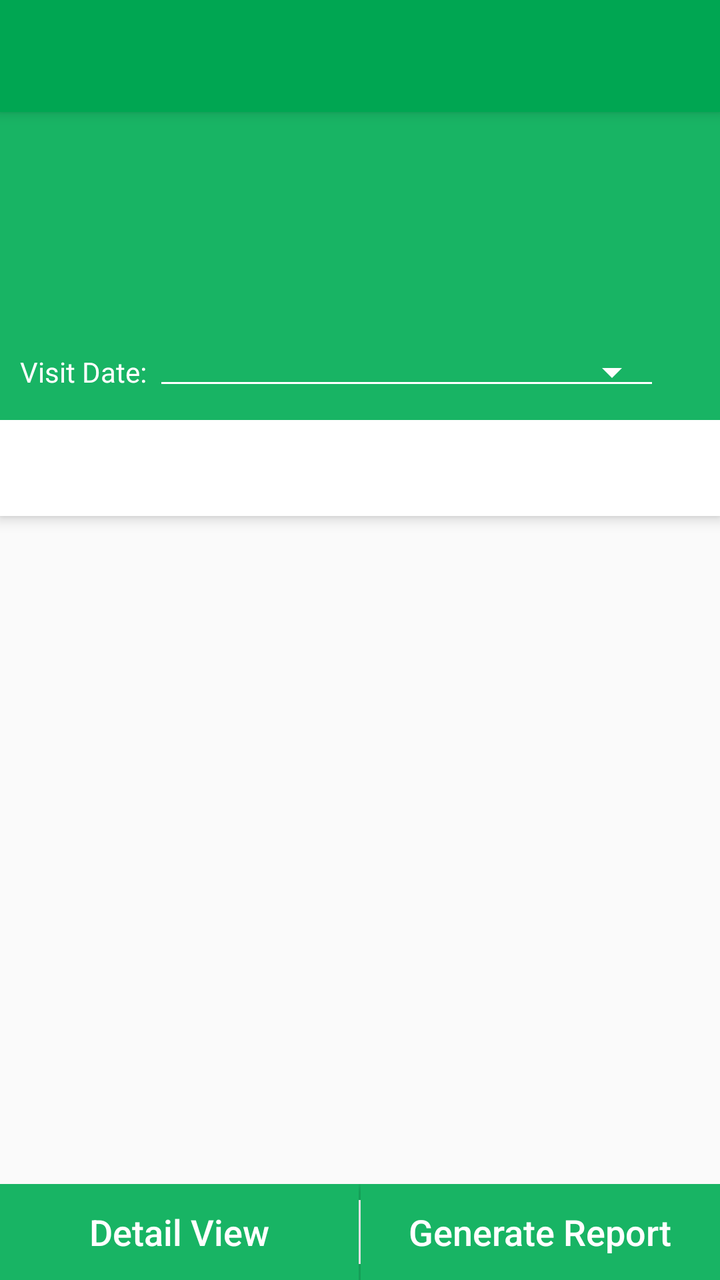
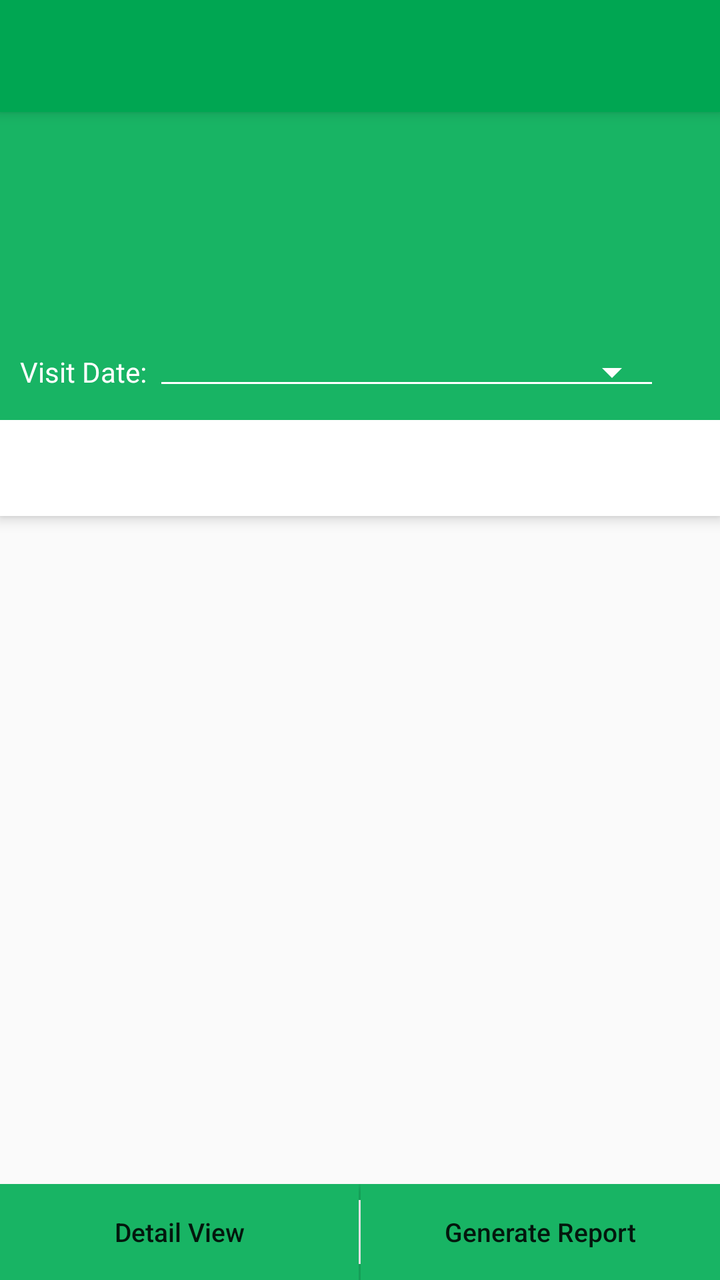

An Android layout rendered at two revisions. The XML below is the earlier revision; the diff shows what the commit changed to produce the second picture.
<!-- AndroidManifest.xml: application theme AppTheme -->
<!-- res/layout/daywise_tabs.xml -->
<?xml version="1.0" encoding="utf-8"?>
<androidx.drawerlayout.widget.DrawerLayout xmlns:android="http://schemas.android.com/apk/res/android"
    xmlns:app="http://schemas.android.com/apk/res-auto"
    xmlns:tools="http://schemas.android.com/tools"
    android:id="@+id/drawer_layout"
    android:layout_width="match_parent"
    android:layout_height="match_parent"
    tools:openDrawer="start">
    <androidx.coordinatorlayout.widget.CoordinatorLayout xmlns:android="http://schemas.android.com/apk/res/android"
        xmlns:app="http://schemas.android.com/apk/res-auto"
        android:layout_width="match_parent"
        android:layout_height="match_parent">

        <com.google.android.material.appbar.AppBarLayout
            android:layout_width="match_parent"
            android:layout_height="wrap_content"
            android:theme="@style/ThemeOverlay.AppCompat.Dark.ActionBar">
            <androidx.appcompat.widget.Toolbar
                android:id="@+id/toolbar1"
                android:layout_width="match_parent"
                android:layout_height="?attr/actionBarSize"
                android:background="@color/colorGreen"
                app:layout_scrollFlags="scroll|enterAlways"
                android:elevation="4dp"
                app:layout_collapseMode="pin"
                app:popupTheme="@style/ThemeOverlay.AppCompat.Light" />

                <LinearLayout
                    android:layout_width="match_parent"
                    android:layout_height="wrap_content"
                    android:paddingLeft="10dp"
                    android:paddingTop="10dp"
                    android:background="#18b464"
                    android:orientation="vertical"
                    >
                    <LinearLayout
                        android:id="@+id/planidlayout"
                        android:layout_width="match_parent"
                        android:layout_height="wrap_content"
                        android:paddingTop="5dp"
                        android:orientation="horizontal">

                        <TextView
                            android:id="@+id/planidtext"
                            android:layout_width="wrap_content"
                            android:layout_height="wrap_content"
                            android:textColor="#fff"

                            />
                    </LinearLayout>
                    <LinearLayout
                        android:id="@+id/list"
                        android:layout_width="match_parent"
                        android:layout_height="wrap_content"
                        android:paddingTop="5dp"
                        android:orientation="horizontal">

                        <TextView
                            android:id="@+id/visiteddate"
                            android:layout_width="wrap_content"
                            android:layout_height="wrap_content"
                            android:textColor="#fff"

                            />
                    </LinearLayout>
                    <LinearLayout
                        android:layout_width="match_parent"
                        android:layout_height="wrap_content"
                        android:paddingTop="5dp"
                        android:orientation="horizontal">

                        <TextView
                            android:id="@+id/teamtext"
                            android:textColor="#fff"
                            android:layout_width="wrap_content"
                            android:layout_height="wrap_content"

                            />

                    </LinearLayout>
                    <LinearLayout
                        android:layout_width="match_parent"
                        android:layout_height="wrap_content"
                        android:paddingTop="5dp"
                        android:orientation="horizontal">

                        <TextView
                            android:id="@+id/totalvisittext"
                            android:textColor="#fff"
                            android:layout_width="wrap_content"
                            android:layout_height="wrap_content"
                            />

                    </LinearLayout>
                    <LinearLayout
                        android:layout_width="match_parent"
                        android:layout_height="wrap_content"
                        android:orientation="horizontal"
                        android:id="@+id/HCSstatus_layout">
                        <TextView
                            android:id="@+id/hcestatuslabel"
                            android:layout_width="wrap_content"
                            android:layout_height="wrap_content"
                            android:layout_gravity="center"
                            android:text="Visit Date: "
                            android:textColor="#fff" />
                        
                        <com.google.android.material.textfield.TextInputLayout
                            android:layout_width="match_parent"
                            android:layout_height="wrap_content"
                            android:layout_marginTop="10dp"
                            android:layout_marginBottom="10dp"
                            android:layout_marginRight="30dp"

                            >
                            <Spinner
                                android:id="@+id/date_spinner"
                                android:layout_width="match_parent"
                                android:layout_height="wrap_content"
                                style="@style/Widget.AppCompat.Spinner.Underlined"
                                android:textColor="#000"
                                android:hint="Select Date"/>
                        </com.google.android.material.textfield.TextInputLayout>
                    </LinearLayout>
                </LinearLayout>




            <com.google.android.material.tabs.TabLayout
                android:id="@+id/tabs"
                android:layout_width="match_parent"
                android:layout_height="wrap_content"
                android:background="#ffffff"
                app:tabMode="scrollable"
                app:tabGravity="fill"
                />
        </com.google.android.material.appbar.AppBarLayout>








        <androidx.viewpager2.widget.ViewPager2
            android:id="@+id/viewpager"
            android:layout_width="match_parent"
            android:layout_height="match_parent"
            android:layout_marginBottom="50dp"
            app:layout_behavior="@string/appbar_scrolling_view_behavior"  />

        <LinearLayout
            android:id="@+id/footer"
            android:layout_width="match_parent"
            android:layout_height="wrap_content"
            android:orientation="horizontal"
            android:layout_gravity="bottom"
            android:background="#18b464">

            <androidx.appcompat.widget.AppCompatButton
                android:id="@+id/btn_detail"
                android:layout_width="0dp"
                android:layout_height="wrap_content"
                android:layout_weight="1"
                android:background="#18b464"
                android:text="Detail View"
                android:textSize="18sp"
                android:textAllCaps="false"
                android:textColor="#fff" />

            <View
                android:layout_width="1dp"
                android:layout_height="match_parent"
                android:layout_marginTop="8dp"
                android:layout_marginBottom="8dp"
                android:background="#fff" />

            <androidx.appcompat.widget.AppCompatButton
                android:id="@+id/btn_report"
                android:layout_width="0dp"
                android:layout_height="wrap_content"
                android:layout_weight="1"
                android:background="#18b464"
                android:text="Generate Report"
                android:textSize="18sp"
                android:textAllCaps="false"
                android:textColor="#fff" />
        </LinearLayout>
    </androidx.coordinatorlayout.widget.CoordinatorLayout>
    <com.google.android.material.navigation.NavigationView
        android:id="@+id/nav_view"
        android:layout_width="wrap_content"
        android:layout_height="match_parent"
        android:layout_gravity="start"
        android:fitsSystemWindows="true"
        app:headerLayout="@layout/navheader"
        app:menu="@menu/activity_main_drawer"
        />

</androidx.drawerlayout.widget.DrawerLayout>
<!-- res/layout/navheader.xml (included above) -->
<?xml version="1.0" encoding="utf-8"?>
<androidx.constraintlayout.widget.ConstraintLayout xmlns:android="http://schemas.android.com/apk/res/android"
    xmlns:app="http://schemas.android.com/apk/res-auto"
    android:id="@+id/view_container"
    android:layout_width="match_parent"
    android:layout_height="@dimen/nav_header_height"
    android:theme="@style/ThemeOverlay.AppCompat.Dark"
    android:background="@drawable/nav_header_border">

    <ImageView
        android:id="@+id/img_profile"
        android:layout_width="70dp"
        android:layout_height="70dp"
        android:contentDescription="Profile Image"
        android:scaleType="fitCenter"
        app:srcCompat="@drawable/app_screen_logo"
        app:layout_constraintBottom_toBottomOf="parent"
        app:layout_constraintStart_toStartOf="parent"
        app:layout_constraintTop_toTopOf="parent"
        android:layout_marginStart="@dimen/spacing_medium" />

    <LinearLayout
        android:layout_width="0dp"
        android:layout_height="wrap_content"
        android:orientation="vertical"
        android:layout_marginStart="@dimen/spacing_medium"
        android:layout_marginEnd="@dimen/spacing_medium"
        app:layout_constraintBottom_toBottomOf="parent"
        app:layout_constraintEnd_toEndOf="parent"
        app:layout_constraintStart_toEndOf="@+id/img_profile"
        app:layout_constraintTop_toTopOf="parent">

        <TextView
            android:id="@+id/cimtext"
            android:layout_width="wrap_content"
            android:layout_height="wrap_content"
            android:text="@string/nav_drawer_text"
            android:textColor="#018b1f"
            android:textStyle="bold"
            android:textSize="14sp"
            android:ellipsize="end"
            android:maxLines="2" />

        <TextView
            android:id="@+id/name"
            android:layout_width="wrap_content"
            android:layout_height="wrap_content"
            android:textColor="@color/black"
            android:textSize="@dimen/text_size_body"
            android:textStyle="bold"
            android:layout_marginTop="@dimen/spacing_small" />

        <TextView
            android:id="@+id/website"
            android:layout_width="wrap_content"
            android:layout_height="wrap_content"
            android:textColor="@color/black"
            android:textSize="@dimen/text_size_caption"
            android:ellipsize="end"
            android:maxLines="1" />

    </LinearLayout>

</androidx.constraintlayout.widget.ConstraintLayout>
<!-- resources referenced by this layout -->
<resources>
  <color name="black">#000</color>
  <color name="colorGreen">#FF00A652</color>
  <dimen name="nav_header_height">170dp</dimen>
  <dimen name="spacing_medium">16dp</dimen>
  <dimen name="spacing_small">8dp</dimen>
  <dimen name="text_size_body">14sp</dimen>
  <dimen name="text_size_caption">12sp</dimen>
  <!-- drawable app_screen_logo: png bitmap (drawable, 213184 bytes) -->
  <!-- drawable nav_header_border: jpg bitmap (drawable, 4412 bytes) -->
  <string name="nav_drawer_text">Census Information Manager\nPunjab Healthcare Commission
  </string>
  <style name="AppTheme" parent="Theme.AppCompat.Light.DarkActionBar">
      
      <item name="colorPrimary">@color/colorPrimary</item>
      <item name="colorPrimaryDark">@color/colorPrimaryDark</item>
      <item name="colorAccent">@color/colorAccent</item>
  </style>
  <color name="colorPrimary">#FF00A652</color>
  <color name="colorPrimaryDark">#303F9F</color>
  <color name="colorAccent">#FF4081</color>
</resources>

<!-- the commit's change to res/layout/daywise_tabs.xml (unified diff, before → after) -->
@@ -5,15 +5,20 @@
     android:id="@+id/drawer_layout"
     android:layout_width="match_parent"
     android:layout_height="match_parent"
+    android:fitsSystemWindows="true"
     tools:openDrawer="start">
     <androidx.coordinatorlayout.widget.CoordinatorLayout xmlns:android="http://schemas.android.com/apk/res/android"
         xmlns:app="http://schemas.android.com/apk/res-auto"
+        android:id="@+id/coordinator_layout"
         android:layout_width="match_parent"
-        android:layout_height="match_parent">
+        android:layout_height="match_parent"
+        android:fitsSystemWindows="true">
 
         <com.google.android.material.appbar.AppBarLayout
+            android:id="@+id/app_bar"
             android:layout_width="match_parent"
             android:layout_height="wrap_content"
+            android:fitsSystemWindows="true"
             android:theme="@style/ThemeOverlay.AppCompat.Dark.ActionBar">
             <androidx.appcompat.widget.Toolbar
                 android:id="@+id/toolbar1"
@@ -166,9 +171,12 @@
                 android:layout_weight="1"
                 android:background="#18b464"
                 android:text="Detail View"
-                android:textSize="18sp"
+                android:textSize="@dimen/btn_footer_text_size"
                 android:textAllCaps="false"
-                android:textColor="#fff" />
+                android:paddingLeft="4dp"
+                android:paddingRight="4dp"
+                android:maxLines="1"
+                android:ellipsize="end" />
 
             <View
                 android:layout_width="1dp"
@@ -184,9 +192,12 @@
                 android:layout_weight="1"
                 android:background="#18b464"
                 android:text="Generate Report"
-                android:textSize="18sp"
+                android:textSize="@dimen/btn_footer_text_size"
                 android:textAllCaps="false"
-                android:textColor="#fff" />
+                android:paddingLeft="4dp"
+                android:paddingRight="4dp"
+                android:maxLines="1"
+                android:ellipsize="end" />
         </LinearLayout>
     </androidx.coordinatorlayout.widget.CoordinatorLayout>
     <com.google.android.material.navigation.NavigationView
<!-- resource entries referenced after the edit -->
@@ -2,6 +2,7 @@
 <resources>
   <color name="black">#000</color>
   <color name="colorGreen">#FF00A652</color>
+  <dimen name="btn_footer_text_size">13sp</dimen>
   <dimen name="nav_header_height">170dp</dimen>
   <dimen name="spacing_medium">16dp</dimen>
   <dimen name="spacing_small">8dp</dimen>
